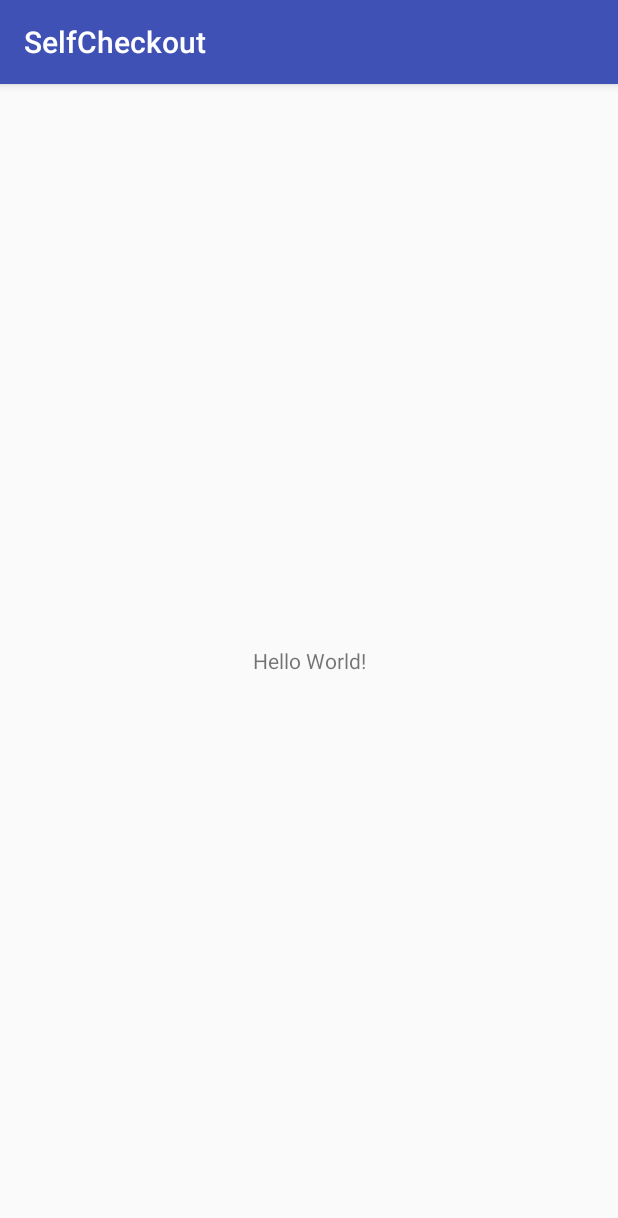
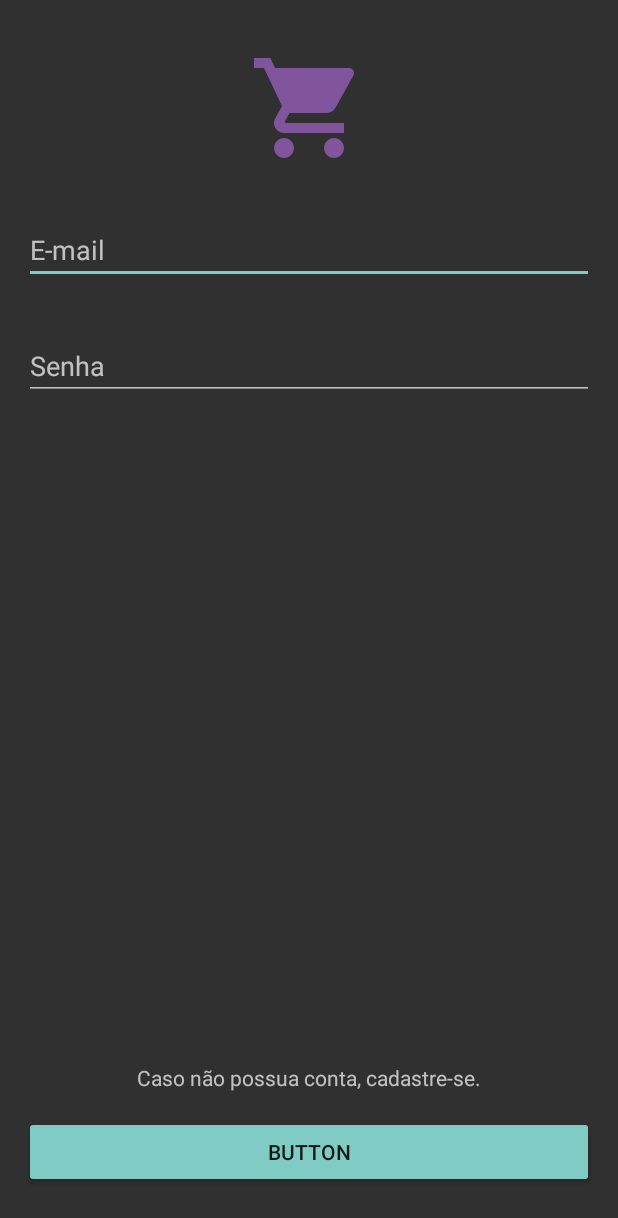
Before and after one commit to paulapithon/SelfCheckout, an Android app: the screen it shows after launch (MainActivity before the commit, LoginActivity after it), on a phone screen of 412 x 824 dp. Shown: the top 1218 px of the screen. Run offline under Robolectric (Android 15) with nearby library versions, the light colour scheme and no system bars.

Commit message:
Adicionar tela de login

```diff
--- a/app/build.gradle
+++ b/app/build.gradle
@@ -22,6 +22,7 @@ dependencies {
     implementation fileTree(dir: 'libs', include: ['*.jar'])
     implementation 'com.android.support:appcompat-v7:26.1.0'
     implementation 'com.android.support.constraint:constraint-layout:1.0.2'
+    implementation 'com.android.support:design:26.1.0'
     testImplementation 'junit:junit:4.12'
     androidTestImplementation 'com.android.support.test:runner:1.0.1'
     androidTestImplementation 'com.android.support.test.espresso:espresso-core:3.0.1'
--- a/app/src/main/AndroidManifest.xml
+++ b/app/src/main/AndroidManifest.xml
@@ -1,6 +1,11 @@
 <?xml version="1.0" encoding="utf-8"?>
 <manifest xmlns:android="http://schemas.android.com/apk/res/android"
     package="br.poli.ecomp.selfcheckout">
+
+    <!-- To auto-complete the email text field in the login form with the user's emails -->
+    <uses-permission android:name="android.permission.GET_ACCOUNTS" />
+    <uses-permission android:name="android.permission.READ_PROFILE" />
+    <uses-permission android:name="android.permission.READ_CONTACTS" />
 
     <application
         android:allowBackup="true"
@@ -8,8 +13,8 @@
         android:label="@string/app_name"
         android:roundIcon="@mipmap/ic_launcher_round"
         android:supportsRtl="true"
-        android:theme="@style/AppTheme">
-        <activity android:name=".MainActivity">
+        android:theme="@style/Theme.AppCompat.NoActionBar">
+        <activity android:name=".LoginActivity">
             <intent-filter>
                 <action android:name="android.intent.action.MAIN" />
 
--- a/app/src/main/java/br/poli/ecomp/selfcheckout/MainActivity.java
+++ b/app/src/main/java/br/poli/ecomp/selfcheckout/LoginActivity.java
@@ -3,11 +3,11 @@ package br.poli.ecomp.selfcheckout;
 import android.support.v7.app.AppCompatActivity;
 import android.os.Bundle;
 
-public class MainActivity extends AppCompatActivity {
+public class LoginActivity extends AppCompatActivity {
 
     @Override
     protected void onCreate(Bundle savedInstanceState) {
         super.onCreate(savedInstanceState);
-        setContentView(R.layout.activity_main);
+        setContentView(R.layout.activity_login);
     }
 }
--- /dev/null
+++ b/app/src/main/res/drawable/ic_shopping_cart_black_24dp.xml
@@ -0,0 +1,9 @@
+<vector xmlns:android="http://schemas.android.com/apk/res/android"
+        android:width="24dp"
+        android:height="24dp"
+        android:viewportWidth="24.0"
+        android:viewportHeight="24.0">
+    <path
+        android:fillColor="@color/colorPrimary"
+        android:pathData="M7,18c-1.1,0 -1.99,0.9 -1.99,2S5.9,22 7,22s2,-0.9 2,-2 -0.9,-2 -2,-2zM1,2v2h2l3.6,7.59 -1.35,2.45c-0.16,0.28 -0.25,0.61 -0.25,0.96 0,1.1 0.9,2 2,2h12v-2L7.42,15c-0.14,0 -0.25,-0.11 -0.25,-0.25l0.03,-0.12 0.9,-1.63h7.45c0.75,0 1.41,-0.41 1.75,-1.03l3.58,-6.49c0.08,-0.14 0.12,-0.31 0.12,-0.48 0,-0.55 -0.45,-1 -1,-1L5.21,4l-0.94,-2L1,2zM17,18c-1.1,0 -1.99,0.9 -1.99,2s0.89,2 1.99,2 2,-0.9 2,-2 -0.9,-2 -2,-2z"/>
+</vector>
--- /dev/null
+++ b/app/src/main/res/layout/activity_login.xml
@@ -0,0 +1,74 @@
+<?xml version="1.0" encoding="utf-8"?>
+<android.support.constraint.ConstraintLayout xmlns:android="http://schemas.android.com/apk/res/android"
+    xmlns:app="http://schemas.android.com/apk/res-auto"
+    xmlns:tools="http://schemas.android.com/tools"
+    android:layout_width="match_parent"
+    android:layout_height="match_parent"
+    tools:context="br.poli.ecomp.selfcheckout.LoginActivity">
+
+
+    <EditText
+        android:id="@+id/editText"
+        android:layout_width="0dp"
+        android:layout_height="wrap_content"
+        android:layout_marginEnd="16dp"
+        android:layout_marginStart="16dp"
+        android:layout_marginTop="32dp"
+        android:ems="10"
+        android:hint="E-mail"
+        android:inputType="textEmailAddress"
+        app:layout_constraintEnd_toEndOf="parent"
+        app:layout_constraintHorizontal_bias="0.0"
+        app:layout_constraintStart_toStartOf="parent"
+        app:layout_constraintTop_toBottomOf="@+id/imageView" />
+
+    <EditText
+        android:id="@+id/editText2"
+        android:layout_width="0dp"
+        android:layout_height="wrap_content"
+        android:layout_marginTop="32dp"
+        android:ems="10"
+        android:hint="Senha"
+        android:inputType="textPassword"
+        app:layout_constraintEnd_toEndOf="@+id/editText"
+        app:layout_constraintHorizontal_bias="1.0"
+        app:layout_constraintStart_toStartOf="@+id/editText"
+        app:layout_constraintTop_toBottomOf="@+id/editText" />
+
+    <Button
+        android:id="@+id/button"
+        style="@style/Widget.AppCompat.Button.Colored"
+        android:layout_width="0dp"
+        android:layout_height="wrap_content"
+        android:layout_marginBottom="32dp"
+        android:layout_marginEnd="16dp"
+        android:layout_marginStart="16dp"
+        android:text="Button"
+        app:layout_constraintBottom_toBottomOf="parent"
+        app:layout_constraintEnd_toEndOf="parent"
+        app:layout_constraintStart_toStartOf="parent" />
+
+    <ImageView
+        android:id="@+id/imageView"
+        android:layout_width="80dp"
+        android:layout_height="80dp"
+        android:layout_marginEnd="8dp"
+        android:layout_marginStart="8dp"
+        android:layout_marginTop="32dp"
+        app:layout_constraintEnd_toEndOf="parent"
+        app:layout_constraintStart_toStartOf="parent"
+        app:layout_constraintTop_toTopOf="parent"
+        app:srcCompat="@drawable/ic_shopping_cart_black_24dp" />
+
+    <TextView
+        android:id="@+id/textView"
+        android:layout_width="wrap_content"
+        android:layout_height="wrap_content"
+        android:layout_marginBottom="16dp"
+        android:layout_marginEnd="8dp"
+        android:layout_marginStart="8dp"
+        android:text="Caso não possua conta, cadastre-se."
+        app:layout_constraintBottom_toTopOf="@+id/button"
+        app:layout_constraintEnd_toEndOf="parent"
+        app:layout_constraintStart_toStartOf="parent" />
+</android.support.constraint.ConstraintLayout>
--- a/app/src/main/res/layout/activity_main.xml
+++ /dev/null
@@ -1,18 +0,0 @@
-<?xml version="1.0" encoding="utf-8"?>
-<android.support.constraint.ConstraintLayout xmlns:android="http://schemas.android.com/apk/res/android"
-    xmlns:app="http://schemas.android.com/apk/res-auto"
-    xmlns:tools="http://schemas.android.com/tools"
-    android:layout_width="match_parent"
-    android:layout_height="match_parent"
-    tools:context="br.poli.ecomp.selfcheckout.MainActivity">
-
-    <TextView
-        android:layout_width="wrap_content"
-        android:layout_height="wrap_content"
-        android:text="Hello World!"
-        app:layout_constraintBottom_toBottomOf="parent"
-        app:layout_constraintLeft_toLeftOf="parent"
-        app:layout_constraintRight_toRightOf="parent"
-        app:layout_constraintTop_toTopOf="parent" />
-
-</android.support.constraint.ConstraintLayout>
--- a/app/src/main/res/values/colors.xml
+++ b/app/src/main/res/values/colors.xml
@@ -1,6 +1,6 @@
 <?xml version="1.0" encoding="utf-8"?>
 <resources>
-    <color name="colorPrimary">#3F51B5</color>
-    <color name="colorPrimaryDark">#303F9F</color>
-    <color name="colorAccent">#FF4081</color>
+    <color name="colorPrimary">#81559b</color>
+    <color name="colorPrimaryDark">#846199</color>
+    <color name="colorAccent">#807984</color>
 </resources>
--- /dev/null
+++ b/app/src/main/res/values/dimens.xml
@@ -0,0 +1,5 @@
+<resources>
+    <!-- Default screen margins, per the Android Design guidelines. -->
+    <dimen name="activity_horizontal_margin">16dp</dimen>
+    <dimen name="activity_vertical_margin">16dp</dimen>
+</resources>
--- a/app/src/main/res/values/strings.xml
+++ b/app/src/main/res/values/strings.xml
@@ -1,3 +1,17 @@
 <resources>
     <string name="app_name">SelfCheckout</string>
+    <string name="title_activity_login">Entre</string>
+
+    <!-- Strings related to login -->
+    <string name="prompt_email">Email</string>
+    <string name="prompt_password">Password (optional)</string>
+    <string name="action_sign_in">Sign in or register</string>
+    <string name="action_sign_in_short">Sign in</string>
+    <string name="error_invalid_email">This email address is invalid</string>
+    <string name="error_invalid_password">This password is too short</string>
+    <string name="error_incorrect_password">This password is incorrect</string>
+    <string name="error_field_required">This field is required</string>
+    <string name="permission_rationale">"Contacts permissions are needed for providing email
+        completions."
+    </string>
 </resources>
```
